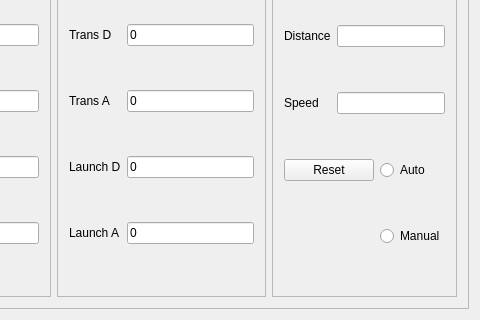
First picture: the form in ui/mainwindow.ui, repository SilentStrike/beerpong, before the edit; both pictures show x 828 to 1308 and y 535 to 855 of the 1308 by 855 pixel window.
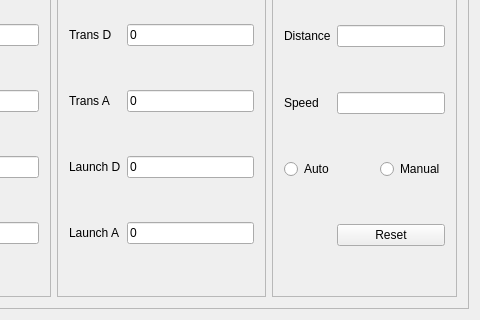
Second picture: the form after the edit.

Commit message: Manual Reset

```diff
--- a/ui/mainwindow.ui
+++ b/ui/mainwindow.ui
@@ -231,13 +231,6 @@
           <enum>QFrame::Raised</enum>
          </property>
          <layout class="QGridLayout" name="gridLayout_5">
-          <item row="2" column="2">
-           <widget class="QRadioButton" name="autoButton">
-            <property name="text">
-             <string>Auto</string>
-            </property>
-           </widget>
-          </item>
           <item row="0" column="0">
            <widget class="QLabel" name="distLabel">
             <property name="text">
@@ -259,19 +252,26 @@
            <widget class="QLineEdit" name="speedBox"/>
           </item>
           <item row="2" column="0" colspan="2">
-           <widget class="QPushButton" name="pidReset">
+           <widget class="QRadioButton" name="autoButton">
             <property name="text">
-             <string>Reset</string>
+             <string>Auto</string>
             </property>
            </widget>
           </item>
-          <item row="3" column="2">
+          <item row="2" column="2">
            <widget class="QRadioButton" name="manualButton">
             <property name="text">
              <string>Manual</string>
             </property>
            </widget>
           </item>
+          <item row="3" column="1" colspan="2">
+           <widget class="QPushButton" name="pidReset">
+            <property name="text">
+             <string>Reset</string>
+            </property>
+           </widget>
+          </item>
          </layout>
         </widget>
        </item>
```
The commit also changes 1 other file.
